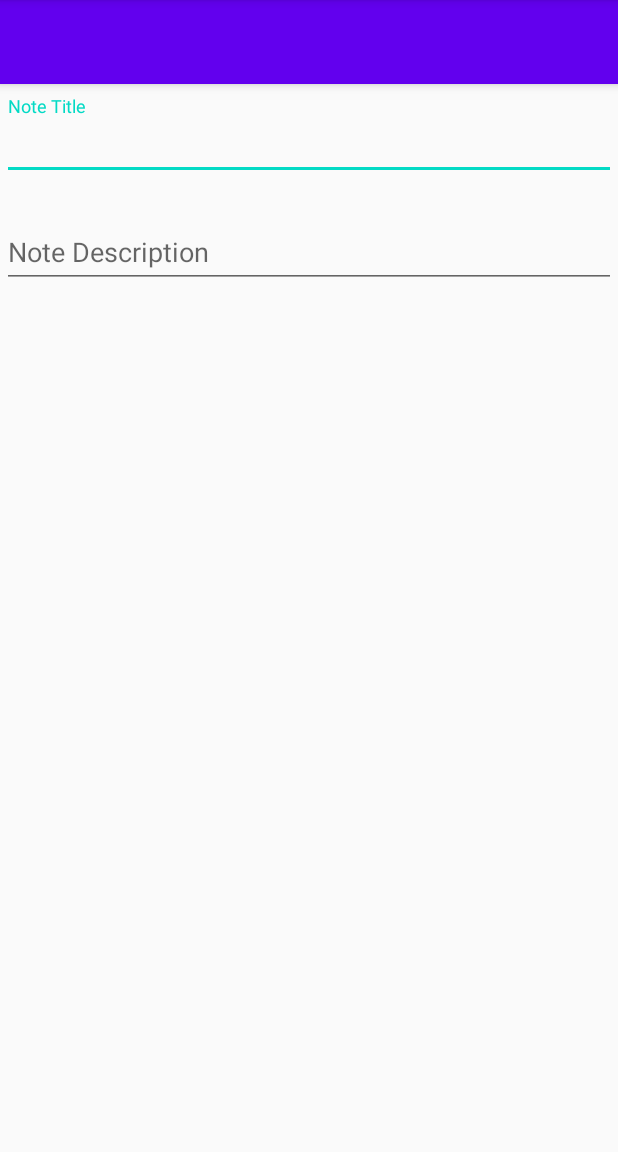
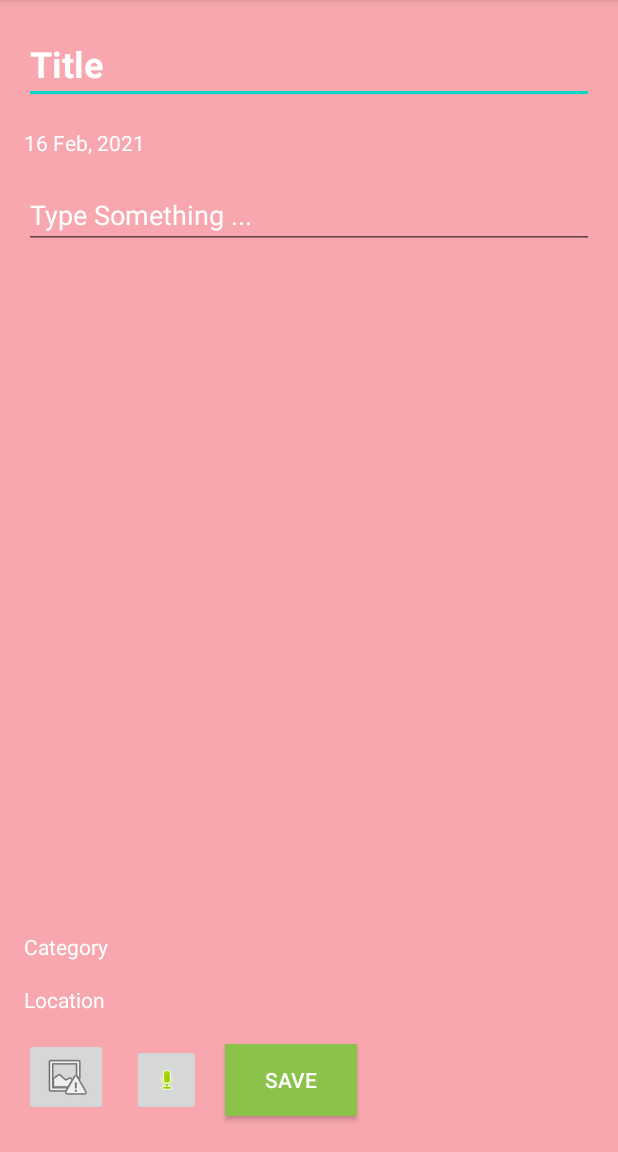
Before and after one commit to nency-shobhashana/note_codeBrewer_android, an Android app: the NoteActivity screen opened directly, with no data from a screen before it, on a phone screen of 412 x 824 dp, the part 84-1236 px from its top. Run offline under Robolectric (Android 15) with nearby library versions, the phone set to English and light mode, and no system bars.

Commit message:
added note design and room database with class, DAO and connection file

```diff
--- a/app/build.gradle
+++ b/app/build.gradle
@@ -23,6 +23,8 @@ android {
 }
 
 dependencies {
+    def room_version = "2.2.6"
+
     implementation fileTree(dir: "libs", include: ["*.jar"])
     implementation 'androidx.appcompat:appcompat:1.2.0'
     implementation 'com.google.android.material:material:1.3.0'
@@ -35,4 +37,8 @@ dependencies {
     androidTestImplementation 'androidx.test.ext:junit:1.1.2'
     androidTestImplementation 'androidx.test.espresso:espresso-core:3.3.0'
 
+    implementation "androidx.room:room-runtime:$room_version"
+    annotationProcessor "androidx.room:room-compiler:$room_version"
+
+
 }
--- a/app/src/main/java/com/nency/note/repository/Database.java
+++ b/app/src/main/java/com/nency/note/repository/Database.java
@@ -13,7 +13,7 @@ public class Database {
         categories.add(new Category(1,"Personal", 4));
         categories.add(new Category(2,"Shopping", 4));
 
-        notes.add(new Note("Sample Title 1","Sample description 1","2nd June, 2020","2nd June 2020",null, null, "Canada", categories.get(0)));
+        notes.add(new Note("Sample Title 1","Sample description 1, Sample description 1, Sample description 1, Sample description 1, Sample description 1, Sample description 1, Sample description 1","2nd June, 2020","2nd June 2020",null, null, "Canada", categories.get(0)));
         notes.add(new Note("Sample Title 2","Sample description 2","12nd July, 2020","12nd July 2020",null, null, "Canada", categories.get(1)));
         notes.add(new Note("Sample Title 3","Sample description 3","25nd Aug, 2020","25nd Aug 2020",null, null, "Canada", categories.get(1)));
         notes.add(new Note("Sample Title 4","Sample description 4","20nd Jan, 2020","20nd Jan 2020",null, null, "Canada", categories.get(0)));
--- a/app/src/main/res/layout/activity_note.xml
+++ b/app/src/main/res/layout/activity_note.xml
@@ -4,55 +4,109 @@
     xmlns:tools="http://schemas.android.com/tools"
     android:layout_width="match_parent"
     android:layout_height="match_parent"
+    android:background="#F8A7AE"
     tools:context=".detail.NoteActivity">
 
-    <com.google.android.material.appbar.AppBarLayout
-        android:id="@+id/appBarLayout"
+    <EditText
+        android:id="@+id/editTextTextPersonName"
         android:layout_width="match_parent"
-        android:layout_height="wrap_content"
-        android:theme="@style/AppTheme.AppBarOverlay"
-        app:layout_constraintTop_toTopOf="parent">
-
-        <androidx.appcompat.widget.Toolbar
-            android:id="@+id/toolbar"
-            android:layout_width="match_parent"
-            android:layout_height="?attr/actionBarSize"
-            android:background="?attr/colorPrimary"
-            app:popupTheme="@style/AppTheme.PopupOverlay" />
-
-    </com.google.android.material.appbar.AppBarLayout>
-
-    <com.google.android.material.textfield.TextInputLayout
-        android:id="@+id/textInputLayout3"
-        android:layout_width="409dp"
-        android:layout_height="wrap_content"
-        android:layout_marginStart="16dp"
-        android:layout_marginTop="8dp"
-        android:layout_marginEnd="16dp"
-        app:layout_constraintEnd_toEndOf="parent"
-        app:layout_constraintStart_toStartOf="parent"
-        app:layout_constraintTop_toBottomOf="@+id/appBarLayout">
-
-        <com.google.android.material.textfield.TextInputEditText
-            android:layout_width="match_parent"
-            android:layout_height="wrap_content"
-            android:hint="Note Title" />
-    </com.google.android.material.textfield.TextInputLayout>
-
-    <com.google.android.material.textfield.TextInputLayout
-        android:layout_width="409dp"
         android:layout_height="wrap_content"
         android:layout_marginStart="16dp"
         android:layout_marginTop="16dp"
         android:layout_marginEnd="16dp"
+        android:ems="10"
+        android:hint="Title"
+        android:inputType="textPersonName"
+        android:textColor="#FFFFFF"
+        android:textColorHint="#FFFFFF"
+        android:textSize="24sp"
+        android:textStyle="bold"
         app:layout_constraintEnd_toEndOf="parent"
         app:layout_constraintStart_toStartOf="parent"
-        app:layout_constraintTop_toBottomOf="@+id/textInputLayout3">
+        app:layout_constraintTop_toTopOf="parent" />
 
-        <com.google.android.material.textfield.TextInputEditText
-            android:layout_width="match_parent"
-            android:layout_height="wrap_content"
-            android:hint="Note Description" />
-    </com.google.android.material.textfield.TextInputLayout>
+    <EditText
+        android:id="@+id/editTextTextMultiLine"
+        android:layout_width="match_parent"
+        android:layout_height="wrap_content"
+        android:layout_marginStart="16dp"
+        android:layout_marginTop="16dp"
+        android:layout_marginEnd="16dp"
+        android:ems="10"
+        android:gravity="start|top"
+        android:hint="Type Something ..."
+        android:inputType="textMultiLine"
+        android:textColor="#FFFFFF"
+        android:textColorHint="#FFFFFF"
+        app:layout_constraintEnd_toEndOf="parent"
+        app:layout_constraintStart_toStartOf="parent"
+        app:layout_constraintTop_toBottomOf="@+id/textView2" />
 
+    <TextView
+        android:id="@+id/textView2"
+        android:layout_width="match_parent"
+        android:layout_height="wrap_content"
+        android:layout_marginStart="16dp"
+        android:layout_marginTop="16dp"
+        android:layout_marginEnd="16dp"
+        android:text="16 Feb, 2021"
+        android:textColor="#FFFFFF"
+        android:textSize="14sp"
+        app:layout_constraintEnd_toEndOf="parent"
+        app:layout_constraintStart_toStartOf="parent"
+        app:layout_constraintTop_toBottomOf="@+id/editTextTextPersonName" />
+
+    <ImageButton
+        android:id="@+id/imageButton"
+        android:layout_width="wrap_content"
+        android:layout_height="wrap_content"
+        android:layout_marginStart="16dp"
+        android:layout_marginBottom="24dp"
+        app:layout_constraintBottom_toBottomOf="parent"
+        app:layout_constraintStart_toStartOf="parent"
+        app:srcCompat="@android:drawable/ic_menu_report_image" />
+
+    <ImageButton
+        android:id="@+id/imageButton2"
+        android:layout_width="46dp"
+        android:layout_height="48dp"
+        android:layout_marginStart="16dp"
+        android:layout_marginBottom="24dp"
+        app:layout_constraintBottom_toBottomOf="parent"
+        app:layout_constraintStart_toEndOf="@+id/imageButton"
+        app:srcCompat="@android:drawable/presence_audio_online" />
+
+    <Button
+        android:id="@+id/button"
+        android:layout_width="wrap_content"
+        android:layout_height="wrap_content"
+        android:layout_marginStart="16dp"
+        android:layout_marginBottom="24dp"
+        android:background="#8BC34A"
+        android:text="Save"
+        android:textColor="#FFFFFF"
+        app:layout_constraintBottom_toBottomOf="parent"
+        app:layout_constraintStart_toEndOf="@+id/imageButton2" />
+
+    <TextView
+        android:id="@+id/textView3"
+        android:layout_width="wrap_content"
+        android:layout_height="wrap_content"
+        android:layout_marginStart="16dp"
+        android:layout_marginBottom="16dp"
+        android:text="Category"
+        android:textColor="#FFFFFF"
+        app:layout_constraintBottom_toTopOf="@+id/textView4"
+        app:layout_constraintStart_toStartOf="parent" />
+
+    <TextView
+        android:id="@+id/textView4"
+        android:layout_width="wrap_content"
+        android:layout_height="wrap_content"
+        android:layout_marginStart="16dp"
+        android:layout_marginBottom="16dp"
+        android:text="Location"
+        android:textColor="#FFFFFF"
+        app:layout_constraintBottom_toTopOf="@+id/imageButton"
+        app:layout_constraintStart_toStartOf="parent" />
 </androidx.constraintlayout.widget.ConstraintLayout>
```
Also changed, not shown: app/src/main/java/com/nency/note/room/Category.java (added, +22 -0 lines), app/src/main/java/com/nency/note/room/CategoryDao.java (added, +23 -0 lines), app/src/main/java/com/nency/note/room/Note.java (added, +101 -0 lines), app/src/main/java/com/nency/note/room/NoteDao.java (added, +26 -0 lines), app/src/main/java/com/nency/note/room/NoteRoomDatabase.java (added, +26 -0 lines), app/src/main/res/drawable/nature.jpg.
